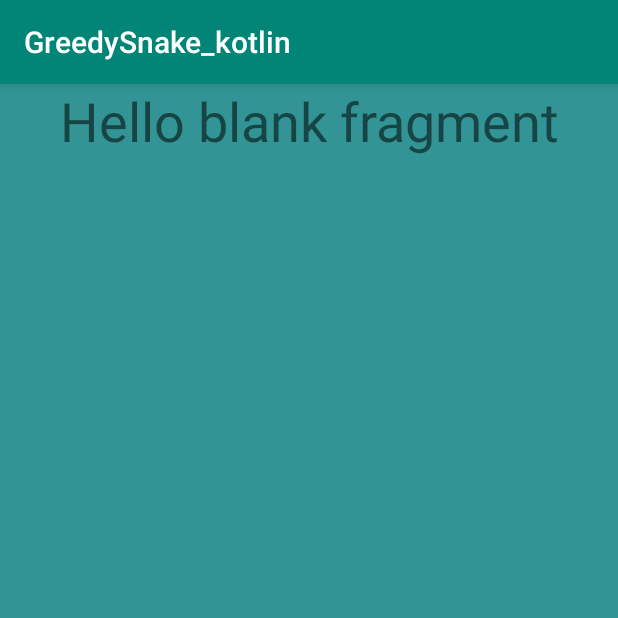
After one commit to HANKSIE/GreedySnake_kotlin, an Android app: the fragment HelpFragment_2 shown on its own in the app's theme, on a phone screen of 412 x 824 dp, the top half of it. The commit adds this screen. Run offline under Robolectric (Android 15) with nearby library versions, the phone set to English and light mode, and no system bars.

Commit message:
Modify Help.

```diff
--- /dev/null
+++ b/app/src/main/java/com/example/greedysnake_kotlin/title/HelpFragment_2.kt
@@ -0,0 +1,26 @@
+package com.example.greedysnake_kotlin.title
+
+
+import android.os.Bundle
+import androidx.fragment.app.Fragment
+import android.view.LayoutInflater
+import android.view.View
+import android.view.ViewGroup
+
+import com.example.greedysnake_kotlin.R
+
+/**
+ * A simple [Fragment] subclass.
+ */
+class HelpFragment_2 : Fragment() {
+
+    override fun onCreateView(
+        inflater: LayoutInflater, container: ViewGroup?,
+        savedInstanceState: Bundle?
+    ): View? {
+        // Inflate the layout for this fragment
+        return inflater.inflate(R.layout.fragment_help_fragment_2, container, false)
+    }
+
+
+}
--- /dev/null
+++ b/app/src/main/res/layout/fragment_help_fragment_2.xml
@@ -0,0 +1,17 @@
+<?xml version="1.0" encoding="utf-8"?>
+<FrameLayout xmlns:android="http://schemas.android.com/apk/res/android"
+    xmlns:tools="http://schemas.android.com/tools"
+    android:layout_width="match_parent"
+    android:layout_height="match_parent"
+    tools:context=".title.HelpFragment_2">
+
+    <!-- TODO: Update blank fragment layout -->
+    <TextView
+        android:layout_width="match_parent"
+        android:layout_height="match_parent"
+        android:background="#329494"
+        android:text="@string/hello_blank_fragment"
+        android:textAlignment="center"
+        android:textSize="36sp" />
+
+</FrameLayout>
--- /dev/null
+++ b/app/src/main/res/layout/help_layout.xml
@@ -0,0 +1,6 @@
+<?xml version="1.0" encoding="utf-8"?>
+<androidx.viewpager.widget.ViewPager xmlns:android="http://schemas.android.com/apk/res/android"
+    android:layout_width="match_parent"
+    android:layout_height="match_parent">
+
+</androidx.viewpager.widget.ViewPager>
```
Also changed, not shown: app/src/main/java/com/example/greedysnake_kotlin/title/HelpFragment_3.kt (added, +26 -0 lines), app/src/main/java/com/example/greedysnake_kotlin/title/HelpFragment_4.kt (added, +26 -0 lines), app/src/main/java/com/example/greedysnake_kotlin/title/Title.kt (+35 -3 lines), app/src/main/res/layout/activity_title.xml (+14 -0 lines), app/src/main/res/layout/fragment_help_fragment_3.xml (added, +14 -0 lines), app/src/main/res/layout/fragment_help_fragment_4.xml (added, +14 -0 lines).
